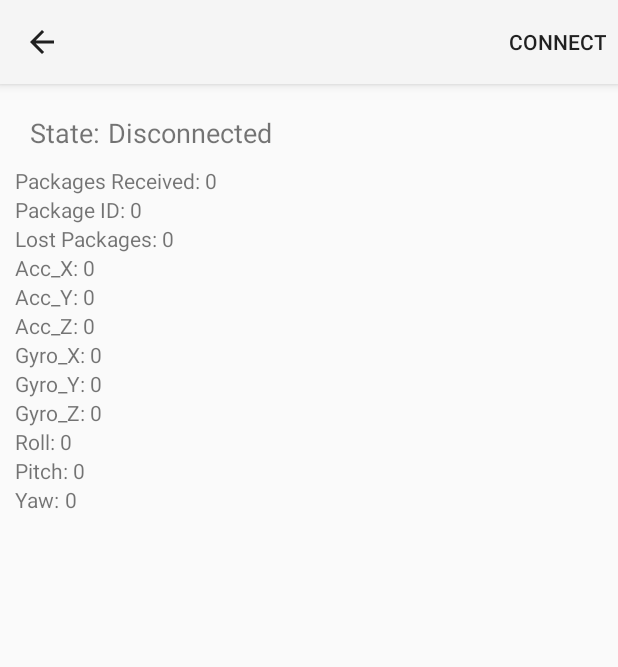
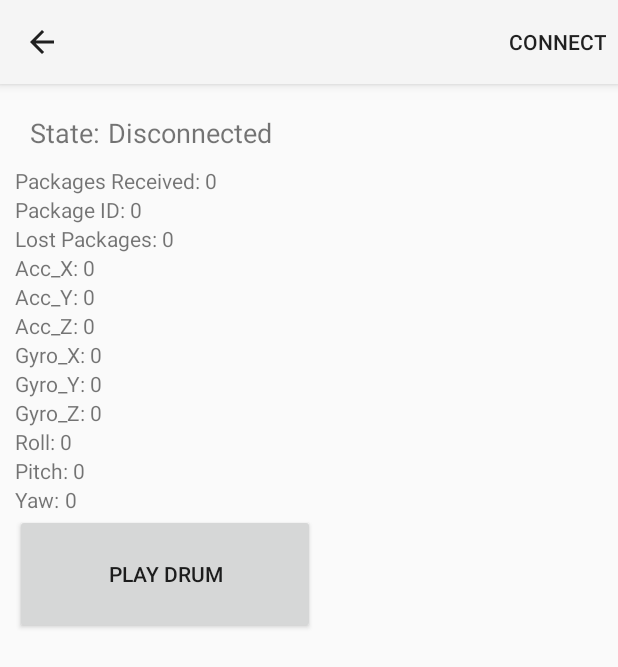
Before and after one commit to itsStRaNge/itk_drum_android, an Android app: the DeviceControlActivity screen opened directly, with no data from a screen before it, on a phone screen of 412 x 824 dp. Shown: the top 667 px of the screen. Run offline under Robolectric (Android 15) with nearby library versions, the phone set to English and light mode, and no system bars; pictures from the network do not load; 3 statements that could not run were skipped.

Commit message:
sound engine working

```diff
--- a/app/src/main/java/science_hack/itk/itk_drum/DeviceControlActivity.java
+++ b/app/src/main/java/science_hack/itk/itk_drum/DeviceControlActivity.java
@@ -24,11 +24,14 @@ import android.content.Context;
 import android.content.Intent;
 import android.content.IntentFilter;
 import android.content.ServiceConnection;
+import android.media.AudioManager;
+import android.media.SoundPool;
 import android.os.Bundle;
 import android.os.IBinder;
 import android.util.Log;
 import android.view.Menu;
 import android.view.MenuItem;
+import android.view.View;
 import android.widget.ExpandableListView;
 import android.widget.SimpleExpandableListAdapter;
 import android.widget.TextView;
@@ -99,6 +102,8 @@ public class DeviceControlActivity extends Activity {
         getActionBar().setDisplayHomeAsUpEnabled(true);
         Intent gattServiceIntent = new Intent(this, BluetoothLeService.class);
         bindService(gattServiceIntent, mServiceConnection, BIND_AUTO_CREATE);
+
+        setup_sound_system();
     }
 
 
@@ -316,4 +321,47 @@ public class DeviceControlActivity extends Activity {
         intentFilter.addAction(BluetoothLeService.ACTION_DATA_AVAILABLE);
         return intentFilter;
     }
+
+    /* SOUND ENGINGE */
+
+    private SoundPool soundPool;
+    private int kick_id;
+    private int snare_id;
+    private int hat_open_id;
+    private int tom_low_id;
+    boolean sound_loaded = false;
+
+    private void setup_sound_system(){
+        soundPool = new SoundPool(10, AudioManager.STREAM_MUSIC, 0);
+        soundPool.setOnLoadCompleteListener(new SoundPool.OnLoadCompleteListener() {
+            @Override
+            public void onLoadComplete(SoundPool soundPool, int sampleId,
+                                       int status) {
+                sound_loaded = true;
+            }
+        });
+        kick_id = soundPool.load(this, R.raw.kick, 1);
+        snare_id = soundPool.load(this, R.raw.snare, 1);
+        hat_open_id = soundPool.load(this, R.raw.hat_open, 1);
+        tom_low_id = soundPool.load(this, R.raw.tom_low, 1);
+    }
+
+    private void play_sound(int id, int vol){
+        /*AudioManager audioManager = (AudioManager) getSystemService(AUDIO_SERVICE);
+        float actualVolume = (float) audioManager
+                .getStreamVolume(AudioManager.STREAM_MUSIC);
+        float maxVolume = (float) audioManager
+                .getStreamMaxVolume(AudioManager.STREAM_MUSIC);
+        float volume = actualVolume / maxVolume;*/
+        // Is the sound loaded already?
+        float volume = (float) vol / 100;
+        if (sound_loaded) {
+            soundPool.play(id, volume, volume, 1, 0, 1f);
+            Log.e("Test", "Vol: " + String.valueOf(volume));
+        }
+    }
+
+    public void button_sound_click(View v){
+        play_sound(2, 100);
+    }
 }
--- a/app/src/main/java/science_hack/itk/itk_drum/MainActivity.java
+++ b/app/src/main/java/science_hack/itk/itk_drum/MainActivity.java
@@ -5,6 +5,8 @@ import android.hardware.Sensor;
 import android.hardware.SensorEvent;
 import android.hardware.SensorEventListener;
 import android.hardware.SensorManager;
+import android.media.AudioManager;
+import android.media.SoundPool;
 import android.support.v4.content.ContextCompat;
 import android.support.v7.app.AppCompatActivity;
 import android.os.Bundle;
--- a/app/src/main/res/layout/gatt_services_characteristics.xml
+++ b/app/src/main/res/layout/gatt_services_characteristics.xml
@@ -211,4 +211,9 @@
             android:id="@+id/yaw" />
     </LinearLayout>
 
+    <Button
+        android:layout_width="200dp"
+        android:layout_height="80dp"
+        android:text="Play Drum"
+        android:onClick="button_sound_click"/>
 </LinearLayout>
```
Also changed, not shown: 4 other files.
